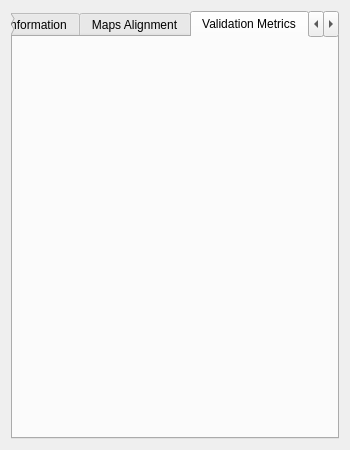
Qt form ogm_gui/ui/validation.ui (MariosPro/thesis) before a commit.
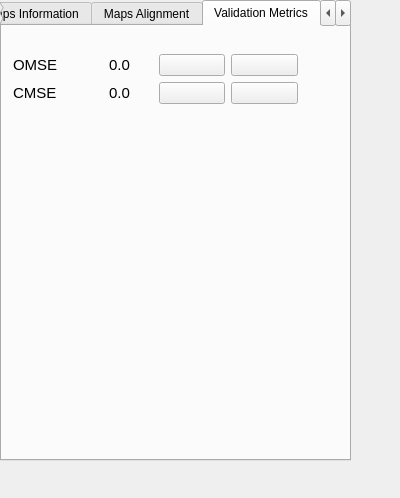
The same form after that commit. The open tabs and pages were chosen to show the change.

Commit message: Add infrastructure to request and display OMSE and CMSE evaluation metrics

Patch:
```diff
--- a/ogm_gui/ui/validation.ui
+++ b/ogm_gui/ui/validation.ui
@@ -6,8 +6,8 @@
    <rect>
     <x>0</x>
     <y>0</y>
-    <width>350</width>
-    <height>450</height>
+    <width>400</width>
+    <height>498</height>
    </rect>
   </property>
   <property name="sizePolicy">
@@ -31,9 +31,21 @@
   <property name="windowTitle">
    <string>Form</string>
   </property>
-  <layout class="QGridLayout" name="gridLayout_2">
-   <item row="0" column="0">
     <widget class="QTabWidget" name="validationTabWidget">
+   <property name="geometry">
+    <rect>
+     <x>0</x>
+     <y>0</y>
+     <width>351</width>
+     <height>461</height>
+    </rect>
+   </property>
+   <property name="maximumSize">
+    <size>
+     <width>600</width>
+     <height>16777215</height>
+    </size>
+   </property>
      <property name="whatsThis">
       <string>&lt;html&gt;&lt;head/&gt;&lt;body&gt;&lt;p&gt;ddd&lt;/p&gt;&lt;/body&gt;&lt;/html&gt;</string>
      </property>
@@ -154,16 +166,141 @@
       <attribute name="title">
        <string>Validation Metrics</string>
       </attribute>
-      <widget class="QWidget" name="gridLayoutWidget">
+    <widget class="QWidget" name="layoutWidget">
        <property name="geometry">
         <rect>
-         <x>0</x>
-         <y>0</y>
-         <width>321</width>
-         <height>391</height>
-        </rect>
-       </property>
-       <layout class="QGridLayout" name="metricsLayout"/>
+       <x>11</x>
+       <y>21</y>
+       <width>285</width>
+       <height>64</height>
+      </rect>
+     </property>
+     <layout class="QGridLayout" name="gridLayout_2">
+      <item row="0" column="0">
+       <layout class="QVBoxLayout" name="verticalLayout_2">
+        <item>
+         <widget class="QLabel" name="label">
+          <property name="font">
+           <font>
+            <pointsize>11</pointsize>
+           </font>
+          </property>
+          <property name="text">
+           <string>OMSE</string>
+          </property>
+         </widget>
+        </item>
+        <item>
+         <widget class="QLabel" name="label_2">
+          <property name="font">
+           <font>
+            <pointsize>11</pointsize>
+            <weight>50</weight>
+            <bold>false</bold>
+           </font>
+          </property>
+          <property name="text">
+           <string>CMSE</string>
+          </property>
+         </widget>
+        </item>
+       </layout>
+      </item>
+      <item row="0" column="1">
+       <layout class="QVBoxLayout" name="verticalLayout_4">
+        <item>
+         <widget class="QLabel" name="obstacleLabel">
+          <property name="font">
+           <font>
+            <pointsize>11</pointsize>
+           </font>
+          </property>
+          <property name="text">
+           <string>0.0</string>
+          </property>
+          <property name="textFormat">
+           <enum>Qt::AutoText</enum>
+          </property>
+          <property name="scaledContents">
+           <bool>false</bool>
+          </property>
+          <property name="alignment">
+           <set>Qt::AlignCenter</set>
+          </property>
+         </widget>
+        </item>
+        <item>
+         <widget class="QLabel" name="cornerLabel">
+          <property name="font">
+           <font>
+            <pointsize>11</pointsize>
+           </font>
+          </property>
+          <property name="text">
+           <string>0.0</string>
+          </property>
+          <property name="alignment">
+           <set>Qt::AlignCenter</set>
+          </property>
+         </widget>
+        </item>
+       </layout>
+      </item>
+      <item row="0" column="2">
+       <layout class="QVBoxLayout" name="verticalLayout_5">
+        <item>
+         <widget class="QPushButton" name="obstaclePushButton">
+          <property name="text">
+           <string/>
+          </property>
+          <property name="iconSize">
+           <size>
+            <width>24</width>
+            <height>24</height>
+           </size>
+          </property>
+         </widget>
+        </item>
+        <item>
+         <widget class="QPushButton" name="cornerPushButton">
+          <property name="sizePolicy">
+           <sizepolicy hsizetype="Minimum" vsizetype="Minimum">
+            <horstretch>0</horstretch>
+            <verstretch>0</verstretch>
+           </sizepolicy>
+          </property>
+          <property name="maximumSize">
+           <size>
+            <width>16777159</width>
+            <height>16777215</height>
+           </size>
+          </property>
+          <property name="text">
+           <string/>
+          </property>
+         </widget>
+        </item>
+       </layout>
+      </item>
+      <item row="0" column="3">
+       <layout class="QVBoxLayout" name="verticalLayout_6">
+        <item>
+         <widget class="QPushButton" name="obstacleSettingsPushButton">
+          <property name="text">
+           <string/>
+          </property>
+         </widget>
+        </item>
+        <item>
+         <widget class="QPushButton" name="cornerSettingsPushButton">
+          <property name="text">
+           <string/>
+          </property>
+         </widget>
+        </item>
+       </layout>
+      </item>
+     </layout>
       </widget>
      </widget>
      <widget class="QWidget" name="pathTab">
@@ -183,8 +320,6 @@
       </widget>
      </widget>
     </widget>
-   </item>
-  </layout>
  </widget>
  <resources/>
  <connections/>
```
Left out of the diff: 80 changed lines with no effect on the pictures. Lines whose indentation alone changed are shown as unchanged. The commit also changes 11 other files.
